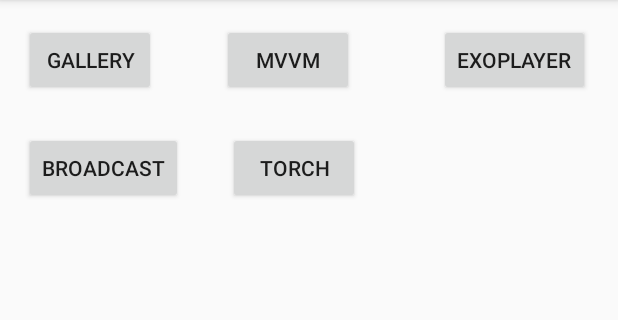
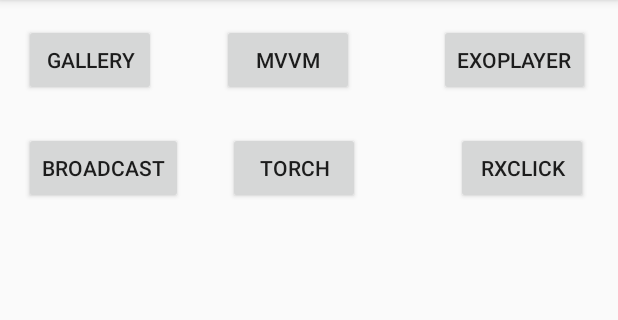
Before and after one commit to EvaristeGalois1/KotlinSamples, an Android app: the screen it shows after launch (MainActivity), on a phone screen of 412 x 824 dp, the part 84-404 px from its top. Run offline under Robolectric (Android 15) with nearby library versions, the phone set to English and light mode, and no system bars.

Commit message:
added onCLick rx

```diff
--- a/app/src/main/AndroidManifest.xml
+++ b/app/src/main/AndroidManifest.xml
@@ -31,7 +31,8 @@
         <activity android:name=".broadcast.BroadcastActivity" />
         <activity android:name=".recyclerview.RestActivity" />
         <activity android:name=".torch.TorchActivity" />
-        <activity android:name=".riddles.RiddleActivity"></activity>
+        <activity android:name=".riddles.RiddleActivity" />
+        <activity android:name=".rxclick.RxClickActivity"></activity>
     </application>
 
 </manifest>
--- a/app/src/main/java/com/georgcantor/kotlinsamples/MainActivity.kt
+++ b/app/src/main/java/com/georgcantor/kotlinsamples/MainActivity.kt
@@ -9,6 +9,7 @@ import com.georgcantor.kotlinsamples.exoplayer.ExoActivity
 import com.georgcantor.kotlinsamples.gallery.SunsetActivity
 import com.georgcantor.kotlinsamples.mvvm.ui.PostListActivity
 import com.georgcantor.kotlinsamples.riddles.RiddleActivity
+import com.georgcantor.kotlinsamples.rxclick.RxClickActivity
 
 class MainActivity : AppCompatActivity() {
 
@@ -41,4 +42,9 @@ class MainActivity : AppCompatActivity() {
         val intent = Intent(this, RiddleActivity::class.java)
         startActivity(intent)
     }
+
+    fun rxClick(view: View) {
+        val intent = Intent(this, RxClickActivity::class.java)
+        startActivity(intent)
+    }
 }
--- a/app/src/main/res/layout/activity_main.xml
+++ b/app/src/main/res/layout/activity_main.xml
@@ -86,4 +86,20 @@
         app:layout_constraintStart_toEndOf="@+id/buttonBroadcast"
         app:layout_constraintTop_toBottomOf="@+id/button_mvvm" />
 
+    <Button
+        android:id="@+id/buttonRxClick"
+        android:layout_width="wrap_content"
+        android:layout_height="wrap_content"
+        android:layout_marginEnd="8dp"
+        android:layout_marginLeft="4dp"
+        android:layout_marginRight="8dp"
+        android:layout_marginStart="4dp"
+        android:layout_marginTop="24dp"
+        android:onClick="rxClick"
+        android:text="RxClick"
+        app:layout_constraintEnd_toEndOf="parent"
+        app:layout_constraintHorizontal_bias="0.833"
+        app:layout_constraintStart_toEndOf="@+id/buttonTorch"
+        app:layout_constraintTop_toBottomOf="@+id/buttonExo" />
+
 </android.support.constraint.ConstraintLayout>
```
Also changed, not shown: app/src/main/java/com/georgcantor/kotlinsamples/riddles/RiddleActivity.kt (+33 -0 lines), app/src/main/java/com/georgcantor/kotlinsamples/rxclick/ListAdapter.kt (added, +48 -0 lines), app/src/main/java/com/georgcantor/kotlinsamples/rxclick/RxClickActivity.kt (added, +13 -0 lines), app/src/main/res/layout/activity_riddle.xml (+17 -1 lines), app/src/main/res/layout/item_list.xml (added, +15 -0 lines).
